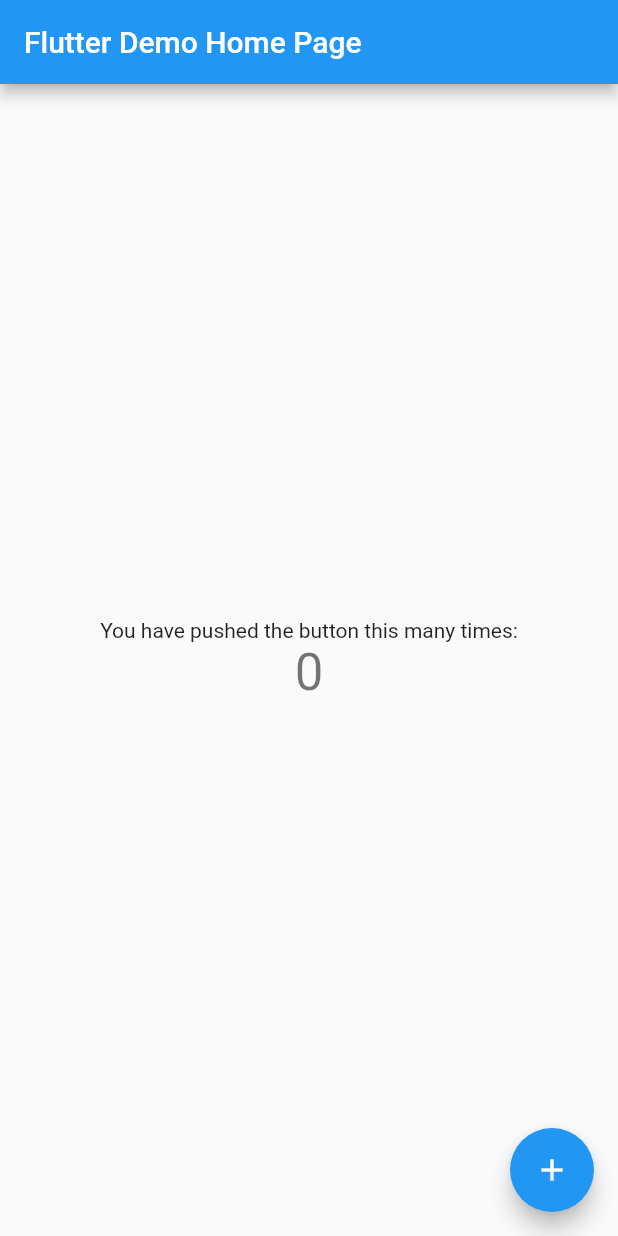
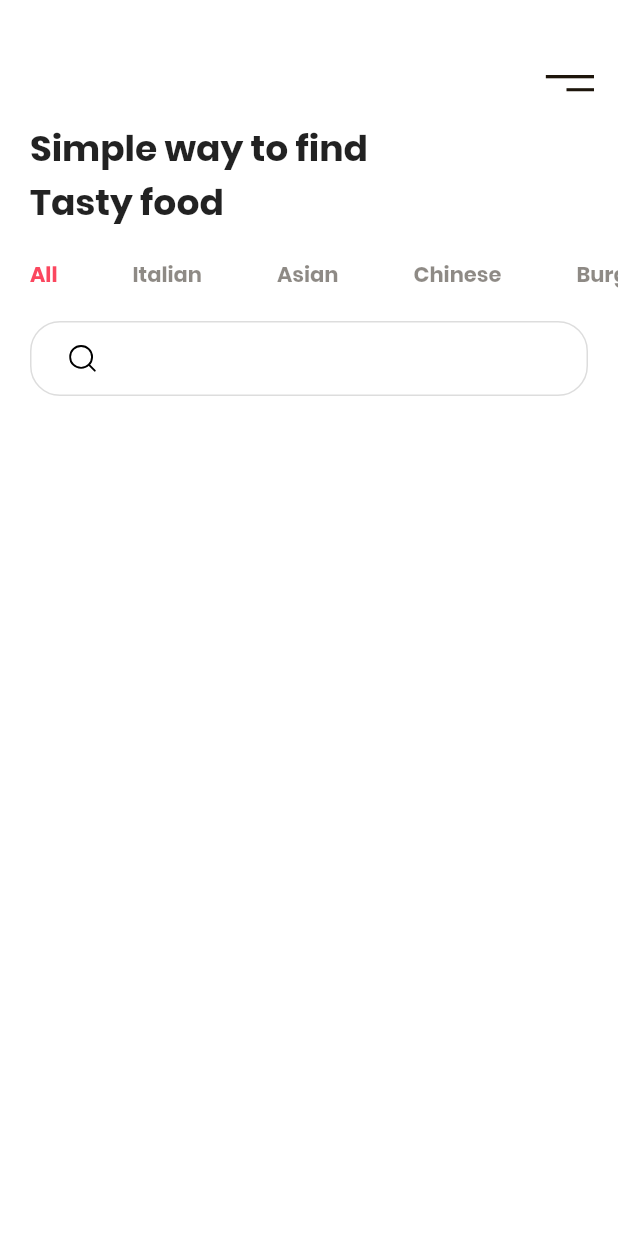
Before and after one commit to thaopit1992/FoodDelivery, a Flutter app: the screen it shows after launch, on a phone screen of 412 x 824 dp. Run offline on Flutter 3.47's test engine with Material 2 defaults, Android fonts, the phone set to English and light mode, and no system bars; our stand-ins replace flutter_svg.

Commit message:
tim kiem

```diff
--- /dev/null
+++ b/lib/constants.dart
@@ -0,0 +1,8 @@
+import 'package:flutter/material.dart';
+
+const kWhiteColor = Color(0xFFFFFFFF);
+const kBlackColor = Color(0xFF000000);
+const kTextColor = Color(0xFF1D150B);
+const kPrimaryColor = Color(0xFFFB475F);
+const kSecondaryColor = Color(0xFFF5E1CB);
+const kBorderColor = Color(0xFFDDDDDD);
--- a/lib/main.dart
+++ b/lib/main.dart
@@ -1,117 +1,110 @@
+import 'package:B2_FoodDelivery/constants.dart';
 import 'package:flutter/material.dart';
+import 'package:flutter/rendering.dart';
+import 'package:flutter_svg/svg.dart';
 
 void main() {
   runApp(MyApp());
 }
 
 class MyApp extends StatelessWidget {
-  // This widget is the root of your application.
   @override
   Widget build(BuildContext context) {
     return MaterialApp(
-      title: 'Flutter Demo',
+      debugShowCheckedModeBanner: false, // bỏ thanh debug đỏ
+      title: 'Food App',
       theme: ThemeData(
-        // This is the theme of your application.
-        //
-        // Try running your application with "flutter run". You'll see the
-        // application has a blue toolbar. Then, without quitting the app, try
-        // changing the primarySwatch below to Colors.green and then invoke
-        // "hot reload" (press "r" in the console where you ran "flutter run",
-        // or simply save your changes to "hot reload" in a Flutter IDE).
-        // Notice that the counter didn't reset back to zero; the application
-        // is not restarted.
-        primarySwatch: Colors.blue,
-        // This makes the visual density adapt to the platform that you run
-        // the app on. For desktop platforms, the controls will be smaller and
-        // closer together (more dense) than on mobile platforms.
-        visualDensity: VisualDensity.adaptivePlatformDensity,
+        fontFamily: "Poppins",
+        scaffoldBackgroundColor: kWhiteColor,
+        primaryColor: kPrimaryColor,
+        textTheme: TextTheme(
+          headline: TextStyle(
+            fontWeight: FontWeight.bold,
+          ),
+          button: TextStyle(
+            fontWeight: FontWeight.bold,
+          ),
+        ),
       ),
-      home: MyHomePage(title: 'Flutter Demo Home Page'),
+      home: HomeScreen(),
     );
   }
 }
+ class HomeScreen extends StatelessWidget {
+   @override
+   Widget build(BuildContext context) {
+     return Scaffold(
+       body: Column( // từ trên xuống dưới
+         crossAxisAlignment: CrossAxisAlignment.start,
+         children:<Widget> [
+          Padding(
+            padding: const EdgeInsets.only(top: 50, right: 16),
+            child: Align(
+              alignment: Alignment.topRight,
+              child: SvgPicture.asset(
+                "assets/icons/menu.svg",
+                height: 11,
+              ),
+            ),
+          ),
+          Padding(
+            padding: const EdgeInsets.all(20.0),
+            child: Text(
+              "Simple way to find \nTasty food",
+              style: Theme.of(context).textTheme.headline,
+            ),
+          ),
+          SingleChildScrollView(
+            scrollDirection: Axis.horizontal, // scroll theo chieu nghang
+            child: Row(
+              children: <Widget>[
+                CategoryTitle(title: "All",active: true,), // chọn đối tượng -> Extract Widget
+                CategoryTitle(title: "Italian",active: false,),
+                CategoryTitle(title: "Asian",active: false,),
+                CategoryTitle(title: "Chinese",active: false,),
+                CategoryTitle(title: "Burgers", active: false,),
+              ],
+            ),
+          ),
+          //Tim kiếm
+          Container(
+            alignment: Alignment.centerLeft,
+            height: 50,
+            width: double.infinity,
+            padding: EdgeInsets.symmetric(vertical: 15, horizontal: 20),
+            margin: EdgeInsets.symmetric(vertical: 20, horizontal: 20),
+            decoration: BoxDecoration(
+              borderRadius: BorderRadius.circular(20),
+              border: Border.all(color: kBorderColor)
+            ),
+            child: SvgPicture.asset("assets/icons/search.svg"),
+          ),
+         ],
+       ),
+     );
+   }
+ }
 
-class MyHomePage extends StatefulWidget {
-  MyHomePage({Key key, this.title}) : super(key: key);
+class CategoryTitle extends StatelessWidget {
+  final String title;
+  final bool active;
 
-  // This widget is the home page of your application. It is stateful, meaning
-  // that it has a State object (defined below) that contains fields that affect
-  // how it looks.
-
-  // This class is the configuration for the state. It holds the values (in this
-  // case the title) provided by the parent (in this case the App widget) and
-  // used by the build method of the State. Fields in a Widget subclass are
-  // always marked "final".
-
-  final String title;
-
-  @override
-  _MyHomePageState createState() => _MyHomePageState();
-}
-
-class _MyHomePageState extends State<MyHomePage> {
-  int _counter = 0;
-
-  void _incrementCounter() {
-    setState(() {
-      // This call to setState tells the Flutter framework that something has
-      // changed in this State, which causes it to rerun the build method below
-      // so that the display can reflect the updated values. If we changed
-      // _counter without calling setState(), then the build method would not be
-      // called again, and so nothing would appear to happen.
-      _counter++;
-    });
-  }
+  const CategoryTitle({
+    Key key,
+    this.title,
+    this.active = false,
+  }) : super(key: key);
 
   @override
   Widget build(BuildContext context) {
-    // This method is rerun every time setState is called, for instance as done
-    // by the _incrementCounter method above.
-    //
-    // The Flutter framework has been optimized to make rerunning build methods
-    // fast, so that you can just rebuild anything that needs updating rather
-    // than having to individually change instances of widgets.
-    return Scaffold(
-      appBar: AppBar(
-        // Here we take the value from the MyHomePage object that was created by
-        // the App.build method, and use it to set our appbar title.
-        title: Text(widget.title),
-      ),
-      body: Center(
-        // Center is a layout widget. It takes a single child and positions it
-        // in the middle of the parent.
-        child: Column(
-          // Column is also a layout widget. It takes a list of children and
-          // arranges them vertically. By default, it sizes itself to fit its
-          // children horizontally, and tries to be as tall as its parent.
-          //
-          // Invoke "debug painting" (press "p" in the console, choose the
-          // "Toggle Debug Paint" action from the Flutter Inspector in Android
-          // Studio, or the "Toggle Debug Paint" command in Visual Studio Code)
-          // to see the wireframe for each widget.
-          //
-          // Column has various properties to control how it sizes itself and
-          // how it positions its children. Here we use mainAxisAlignment to
-          // center the children vertically; the main axis here is the vertical
-          // axis because Columns are vertical (the cross axis would be
-          // horizontal).
-          mainAxisAlignment: MainAxisAlignment.center,
-          children: <Widget>[
-            Text(
-              'You have pushed the button this many times:',
-            ),
-            Text(
-              '$_counter',
-              style: Theme.of(context).textTheme.headline4,
-            ),
-          ],
+    return Padding(
+      padding: const EdgeInsets.only(left: 20, right: 30),
+      child: Text(
+        title,
+        style: Theme.of(context).textTheme.button.copyWith(
+          color: active ? kPrimaryColor : kTextColor.withOpacity(0.5),
         ),
       ),
-      floatingActionButton: FloatingActionButton(
-        onPressed: _incrementCounter,
-        tooltip: 'Increment',
-        child: Icon(Icons.add),
-      ), // This trailing comma makes auto-formatting nicer for build methods.
     );
   }
 }
```
Also changed, not shown: pubspec.yaml (+12 -10 lines), assets/fonts/Poppins/Poppins-Bold.ttf (added), assets/fonts/Poppins/Poppins-Medium.ttf (added), assets/fonts/Poppins/Poppins-Regular.ttf (added), assets/icons/backward.svg (added), assets/icons/bag.svg (added), assets/icons/forward.svg (added), assets/icons/menu.svg (added), assets/icons/plus.svg (added), assets/icons/search.svg (added), assets/images/image_1.png (added), assets/images/image_1_big.png (added), assets/images/image_2.png (added), pubspec.lock.
